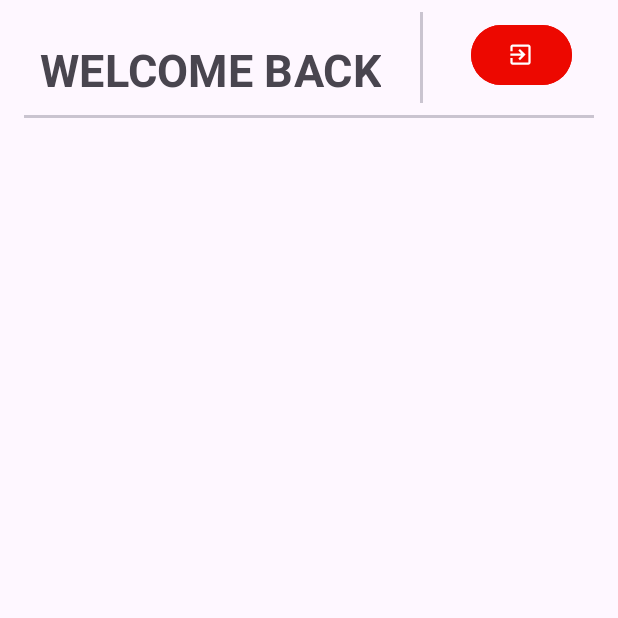
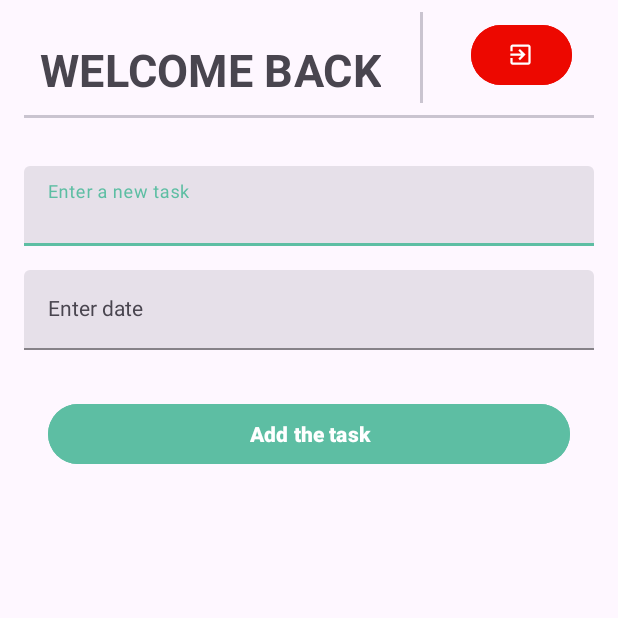
Before and after one commit to YadavYashvant/Fieries, an Android app: the screen it shows after launch once a user with an empty profile is signed in (UserActivity), on a phone screen of 412 x 824 dp, the top half of it. Run offline under Robolectric (Android 15) with nearby library versions, the phone set to English and light mode, and no system bars; our stand-ins replace Firebase (no records; nobody signed in at launch, a user with empty details on screens opened directly).

Commit message:
Using Firestore

```diff
--- a/app/src/main/java/com/yashvant/fieries/activities/UserActivity.kt
+++ b/app/src/main/java/com/yashvant/fieries/activities/UserActivity.kt
@@ -49,6 +49,14 @@ class UserActivity : AppCompatActivity() {
             Toast.makeText(this, "Signed Out!!", Toast.LENGTH_SHORT).show()
 
         }
+
+        binding.addtaskbtn.setOnClickListener {
+            val todo = binding.taskEt.text.toString()
+            val todoDate = binding.taskDateEt.text.toString()
+            val isDone = false           // FOR NOW
+            addToFirebase(todo, todoDate, isDone, this)
+
+        }
     }
 }
 
--- a/app/src/main/res/layout/activity_user.xml
+++ b/app/src/main/res/layout/activity_user.xml
@@ -65,6 +65,84 @@
             android:layout_width="match_parent"
             android:layout_height="32dp" />
 
+        <com.google.android.material.textfield.TextInputLayout
+            android:id="@+id/taskInputLayout"
+            style="?attr/textInputFilledStyle"
+            android:layout_width="match_parent"
+            android:layout_height="wrap_content"
+            android:layout_marginHorizontal="16dp"
+            app:boxStrokeColor="@color/green"
+            app:hintTextColor="@color/green">
+
+            <com.google.android.material.textfield.TextInputEditText
+                android:id="@+id/taskEt"
+                style="?attr/textInputFilledStyle"
+                android:layout_width="match_parent"
+                android:layout_height="wrap_content"
+                android:hint="Enter a new task"
+                android:inputType="textAutoComplete" />
+        </com.google.android.material.textfield.TextInputLayout>
+
+        <Space
+            android:layout_width="match_parent"
+            android:layout_height="16dp"/>
+
+        <com.google.android.material.textfield.TextInputLayout
+            android:id="@+id/dateInputLayout"
+            style="?attr/textInputFilledStyle"
+            android:layout_width="match_parent"
+            android:layout_height="wrap_content"
+            android:layout_marginHorizontal="16dp"
+            app:boxStrokeColor="@color/green"
+            app:hintTextColor="@color/green">
+
+            <com.google.android.material.textfield.TextInputEditText
+                android:id="@+id/taskDateEt"
+                style="?attr/textInputFilledStyle"
+                android:layout_width="match_parent"
+                android:layout_height="wrap_content"
+                android:hint="Enter date"
+                android:inputType="textAutoComplete" />
+        </com.google.android.material.textfield.TextInputLayout>
+
+        <!--<com.google.android.material.textfield.TextInputLayout
+            android:id="@+id/dateInputLayout"
+            style="?attr/textInputOutlinedStyle"
+            android:layout_width="match_parent"
+            android:layout_height="wrap_content"
+            android:layout_marginHorizontal="16dp"
+            app:boxStrokeColor="@color/green"
+            app:hintTextColor="@color/green"
+            app:layout_constraintEnd_toEndOf="parent"
+            app:layout_constraintHorizontal_bias="0.5"
+            app:layout_constraintStart_toStartOf="parent">
+
+            <com.google.android.material.textfield.TextInputEditText
+                android:id="@+id/taskDateEt"
+                style="?attr/textInputOutlinedStyle"
+                android:layout_width="match_parent"
+                android:layout_height="wrap_content"
+                android:hint="Enter date"
+                android:inputType="date" />
+
+        </com.google.android.material.textfield.TextInputLayout>-->
+
+        <Space
+            android:layout_width="match_parent"
+            android:layout_height="32dp"/>
+
+        <com.google.android.material.button.MaterialButton
+            android:id="@+id/addtaskbtn"
+            android:layout_width="match_parent"
+            android:layout_height="wrap_content"
+            android:layout_marginHorizontal="32dp"
+            android:textStyle="bold"
+            android:text="Add the task"
+            android:backgroundTint="@color/green"
+            />
+
+
+
     </LinearLayout>
 
 </androidx.constraintlayout.widget.ConstraintLayout>
```
